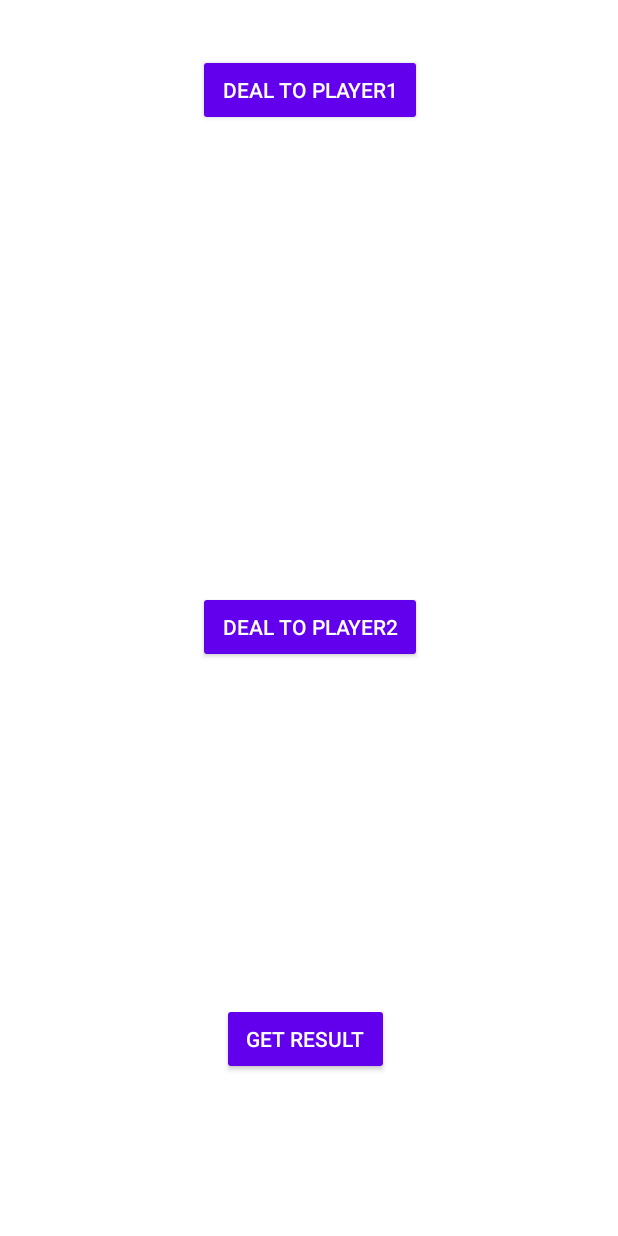
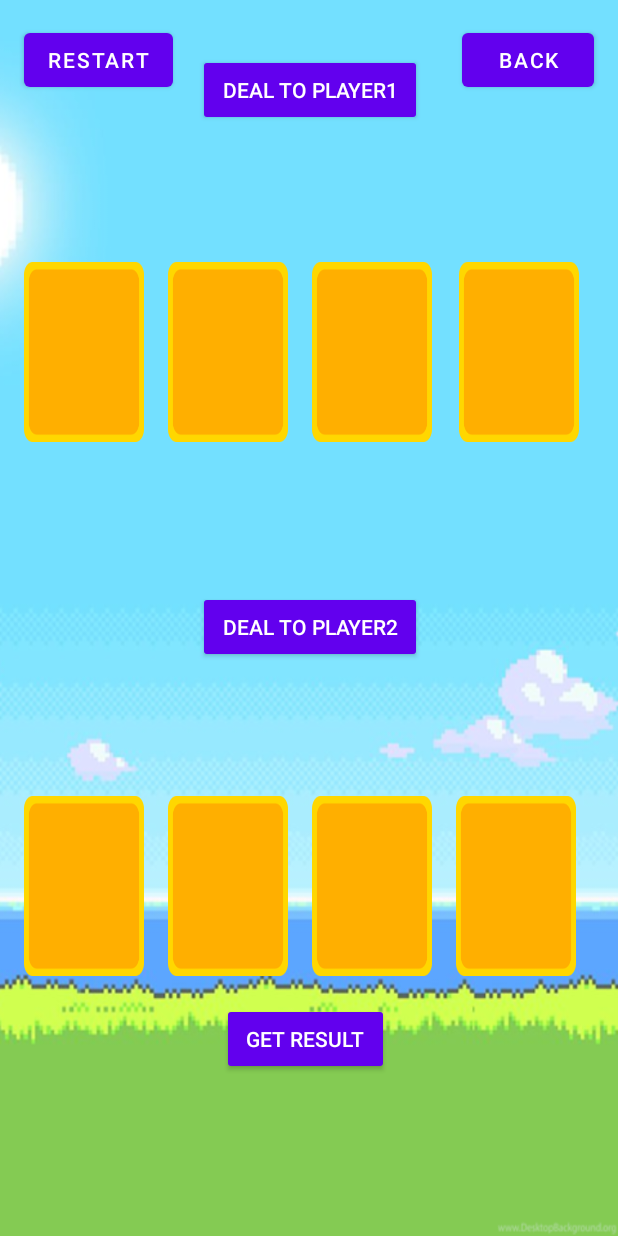
Before and after one commit to Hydofbl/GameHubMobile, an Android app: the StartCardGame screen opened directly, with no data from a screen before it, on a phone screen of 412 x 824 dp. Run offline under Robolectric (Android 15) with nearby library versions, the phone set to English and light mode, and no system bars.

Commit message:
Page Arrangements.

```diff
--- a/app/src/main/java/com/example/gamehubmobile/GamePage.java
+++ b/app/src/main/java/com/example/gamehubmobile/GamePage.java
@@ -43,4 +43,10 @@ public class GamePage extends AppCompatActivity {
             gameCardModels.add(new GameCardModel(gameNames[i], gameImages[i]));
         }
     }
+
+    public void goBackToMainMenu(View v) {
+        Intent intent = new Intent(this, MainActivity.class);
+        startActivity(intent);
+        finish();
+    }
 }
--- a/app/src/main/res/layout/activity_game_over.xml
+++ b/app/src/main/res/layout/activity_game_over.xml
@@ -49,7 +49,7 @@
             android:id="@+id/imageView"
             android:layout_width="278dp"
             android:layout_height="150dp"
-            android:background="@drawable/game_over" />
+            app:srcCompat="@drawable/game_over" />
 
         <LinearLayout
             android:layout_width="match_parent"
--- a/app/src/main/res/layout/activity_start_card_game.xml
+++ b/app/src/main/res/layout/activity_start_card_game.xml
@@ -4,7 +4,30 @@
     xmlns:tools="http://schemas.android.com/tools"
     android:layout_width="match_parent"
     android:layout_height="match_parent"
+    android:background="@drawable/backgroundflappybird"
     tools:context=".StartCardGame">
+
+    <Button
+        android:id="@+id/restartButton2"
+        android:layout_width="wrap_content"
+        android:layout_height="wrap_content"
+        android:layout_marginStart="16dp"
+        android:layout_marginTop="16dp"
+        android:onClick="restart"
+        android:text="RESTART"
+        app:layout_constraintStart_toStartOf="parent"
+        app:layout_constraintTop_toTopOf="parent" />
+
+    <Button
+        android:id="@+id/backButton5"
+        android:layout_width="wrap_content"
+        android:layout_height="wrap_content"
+        android:layout_marginTop="16dp"
+        android:layout_marginEnd="16dp"
+        android:text="BACK"
+        android:onClick="goBackToGamePage"
+        app:layout_constraintEnd_toEndOf="parent"
+        app:layout_constraintTop_toTopOf="parent" />
 
     <Button
         android:id="@+id/buttonPlayer1"
@@ -12,8 +35,8 @@
         android:layout_width="wrap_content"
         android:layout_height="wrap_content"
         android:layout_marginLeft="8dp"
+        android:layout_marginTop="36dp"
         android:layout_marginRight="8dp"
-        android:layout_marginTop="36dp"
         android:onClick="onPlayer1ButtonClick"
         android:text="@string/button_player1"
         android:textColorLink="@android:color/black"
@@ -27,10 +50,10 @@
         style="@style/Widget.AppCompat.Button.Colored"
         android:layout_width="wrap_content"
         android:layout_height="wrap_content"
+        android:layout_marginLeft="8dp"
+        android:layout_marginTop="220dp"
+        android:layout_marginRight="8dp"
         android:layout_marginBottom="260dp"
-        android:layout_marginLeft="8dp"
-        android:layout_marginRight="8dp"
-        android:layout_marginTop="220dp"
         android:onClick="onPlayer2ButtonClick"
         android:text="@string/button_player2"
         android:textColorLink="@android:color/black"
@@ -45,10 +68,10 @@
         android:id="@+id/player2Choice"
         android:layout_width="286dp"
         android:layout_height="63dp"
+        android:layout_marginLeft="8dp"
+        android:layout_marginTop="10dp"
+        android:layout_marginRight="8dp"
         android:layout_marginBottom="8dp"
-        android:layout_marginLeft="8dp"
-        android:layout_marginRight="8dp"
-        android:layout_marginTop="10dp"
         android:text="@string/player2_choice_text"
         app:layout_constraintBottom_toBottomOf="parent"
         app:layout_constraintLeft_toLeftOf="parent"
@@ -61,10 +84,10 @@
         style="@style/Widget.AppCompat.Button.Colored"
         android:layout_width="wrap_content"
         android:layout_height="wrap_content"
+        android:layout_marginLeft="24dp"
+        android:layout_marginTop="8dp"
+        android:layout_marginRight="30dp"
         android:layout_marginBottom="40dp"
-        android:layout_marginLeft="24dp"
-        android:layout_marginRight="30dp"
-        android:layout_marginTop="8dp"
         android:onClick="onResultButtonClick"
         android:text="@string/button_result"
         app:layout_constraintBottom_toBottomOf="parent"
@@ -78,10 +101,10 @@
         android:id="@+id/gameResult"
         android:layout_width="300dp"
         android:layout_height="29dp"
+        android:layout_marginLeft="8dp"
+        android:layout_marginTop="8dp"
+        android:layout_marginRight="8dp"
         android:layout_marginBottom="20dp"
-        android:layout_marginLeft="8dp"
-        android:layout_marginRight="8dp"
-        android:layout_marginTop="8dp"
         android:text="@string/game_result_text"
         android:textAlignment="center"
         android:textColor="@android:color/holo_red_light"
@@ -91,18 +114,16 @@
         app:layout_constraintLeft_toLeftOf="parent"
         app:layout_constraintRight_toRightOf="parent"
         app:layout_constraintTop_toBottomOf="@+id/buttonResult"
-        app:layout_constraintVertical_bias="0.428"
-        tools:layout_editor_absoluteX="85dp"
-        tools:layout_editor_absoluteY="450dp" />
+        app:layout_constraintVertical_bias="0.428" />
 
     <ImageView
         android:id="@+id/player1FirstCard"
         android:layout_width="80dp"
         android:layout_height="120dp"
-        android:layout_marginBottom="100dp"
         android:layout_marginLeft="16dp"
         android:layout_marginTop="8dp"
-        android:background="@android:color/transparent"
+        android:layout_marginBottom="100dp"
+        android:background="@drawable/yellowbtntapped"
         app:layout_constraintBottom_toBottomOf="parent"
         app:layout_constraintLeft_toLeftOf="parent"
         app:layout_constraintTop_toTopOf="parent"
@@ -113,10 +134,10 @@
         android:id="@+id/player1SecondCard"
         android:layout_width="80dp"
         android:layout_height="120dp"
-        android:layout_marginBottom="100dp"
         android:layout_marginLeft="16dp"
         android:layout_marginTop="8dp"
-        android:background="@android:color/transparent"
+        android:layout_marginBottom="100dp"
+        android:background="@drawable/yellowbtntapped"
         app:layout_constraintBottom_toBottomOf="parent"
         app:layout_constraintLeft_toRightOf="@+id/player1FirstCard"
         app:layout_constraintTop_toTopOf="parent"
@@ -127,18 +148,20 @@
         android:id="@+id/player1Choice"
         android:layout_width="261dp"
         android:layout_height="66dp"
+        android:layout_marginTop="8dp"
         android:text="@string/player1_choice_text"
-        tools:layout_editor_absoluteY="92dp"
-        tools:layout_editor_absoluteX="62dp" />
+        app:layout_constraintEnd_toEndOf="@+id/player1SecondCard"
+        app:layout_constraintStart_toEndOf="@+id/player1SecondCard"
+        app:layout_constraintTop_toBottomOf="@+id/buttonPlayer1" />
 
     <ImageView
         android:id="@+id/player1ThirdCard"
         android:layout_width="80dp"
         android:layout_height="120dp"
-        android:layout_marginBottom="100dp"
         android:layout_marginLeft="16dp"
         android:layout_marginTop="8dp"
-        android:background="@android:color/transparent"
+        android:layout_marginBottom="100dp"
+        android:background="@drawable/yellowbtntapped"
         app:layout_constraintBottom_toBottomOf="parent"
         app:layout_constraintLeft_toRightOf="@+id/player1SecondCard"
         app:layout_constraintTop_toTopOf="parent"
@@ -149,10 +172,10 @@
         android:id="@+id/player2FirstCard"
         android:layout_width="80dp"
         android:layout_height="120dp"
-        android:layout_marginBottom="80dp"
         android:layout_marginLeft="16dp"
         android:layout_marginTop="8dp"
-        android:background="@android:color/transparent"
+        android:layout_marginBottom="80dp"
+        android:background="@drawable/yellowbtntapped"
         app:layout_constraintBottom_toBottomOf="parent"
         app:layout_constraintLeft_toLeftOf="parent"
         app:layout_constraintTop_toTopOf="parent"
@@ -163,10 +186,10 @@
         android:id="@+id/player2SecondCard"
         android:layout_width="80dp"
         android:layout_height="120dp"
-        android:layout_marginBottom="80dp"
         android:layout_marginLeft="16dp"
         android:layout_marginTop="8dp"
-        android:background="@android:color/transparent"
+        android:layout_marginBottom="80dp"
+        android:background="@drawable/yellowbtntapped"
         app:layout_constraintBottom_toBottomOf="parent"
         app:layout_constraintLeft_toRightOf="@+id/player2FirstCard"
         app:layout_constraintTop_toTopOf="parent"
@@ -177,10 +200,10 @@
         android:id="@+id/player2ThirdCard"
         android:layout_width="80dp"
         android:layout_height="120dp"
-        android:layout_marginBottom="80dp"
         android:layout_marginLeft="16dp"
         android:layout_marginTop="8dp"
-        android:background="@android:color/transparent"
+        android:layout_marginBottom="80dp"
+        android:background="@drawable/yellowbtntapped"
         app:layout_constraintBottom_toBottomOf="parent"
         app:layout_constraintLeft_toRightOf="@+id/player2SecondCard"
         app:layout_constraintTop_toTopOf="parent"
@@ -191,10 +214,11 @@
         android:id="@+id/player1FourthCard"
         android:layout_width="80dp"
         android:layout_height="120dp"
+        android:layout_marginLeft="8dp"
+        android:layout_marginTop="8dp"
+        android:layout_marginRight="16dp"
         android:layout_marginBottom="100dp"
-        android:layout_marginLeft="8dp"
-        android:layout_marginRight="16dp"
-        android:layout_marginTop="8dp"
+        android:background="@drawable/yellowbtntapped"
         app:layout_constraintBottom_toBottomOf="parent"
         app:layout_constraintLeft_toRightOf="@+id/player1ThirdCard"
         app:layout_constraintRight_toRightOf="parent"
@@ -206,11 +230,11 @@
         android:id="@+id/player2FourthCard"
         android:layout_width="80dp"
         android:layout_height="120dp"
+        android:layout_marginLeft="16dp"
+        android:layout_marginTop="8dp"
+        android:layout_marginRight="16dp"
         android:layout_marginBottom="80dp"
-        android:layout_marginLeft="16dp"
-        android:layout_marginRight="16dp"
-        android:layout_marginTop="8dp"
-        android:background="@android:color/transparent"
+        android:background="@drawable/yellowbtntapped"
         app:layout_constraintBottom_toBottomOf="parent"
         app:layout_constraintHorizontal_bias="0.0"
         app:layout_constraintLeft_toRightOf="@+id/player2ThirdCard"
```
Also changed, not shown: app/src/main/java/com/example/gamehubmobile/GameOverPageActivity.java (+5 -2 lines), app/src/main/java/com/example/gamehubmobile/GameViewFlappyBird.java (+9 -11 lines), app/src/main/java/com/example/gamehubmobile/HighScoreBoard.java (+11 -3 lines), app/src/main/java/com/example/gamehubmobile/StartCardGame.java (+12 -0 lines), app/src/main/res/layout/activity_game_page.xml (+18 -5 lines), app/src/main/res/layout/activity_high_score_board.xml (+26 -3 lines).
